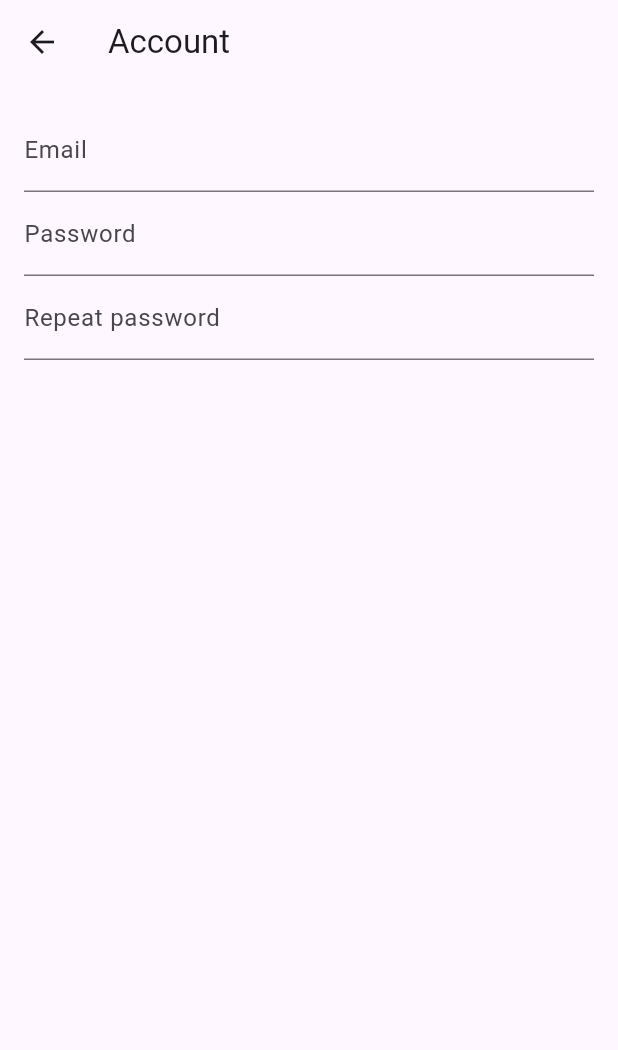
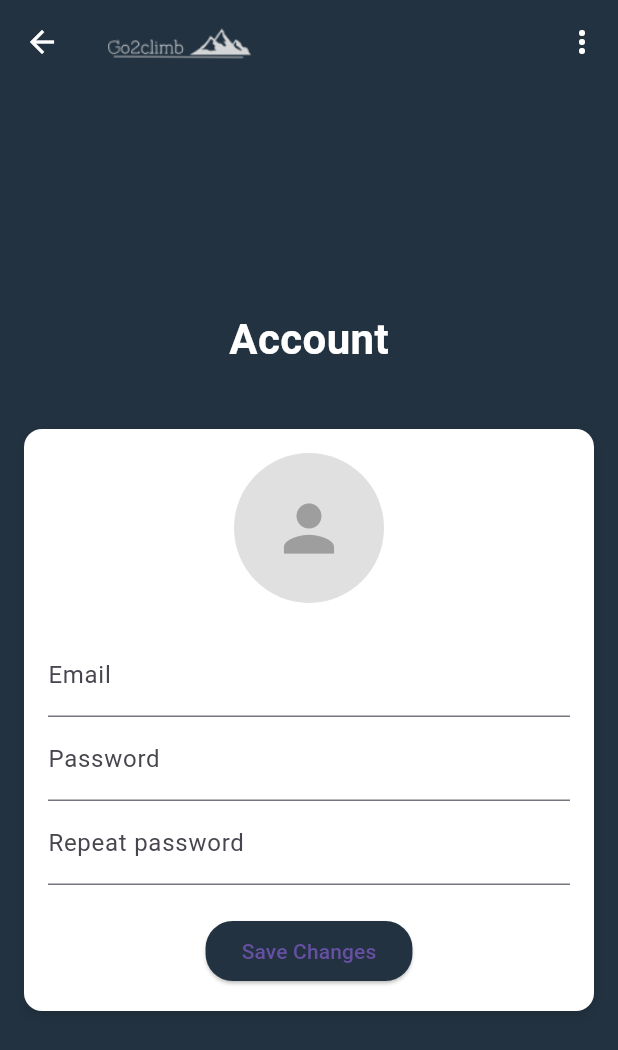
Before and after one commit to Xtreme-Arqui/mobile, a Flutter app: the AccountScreen screen opened by its route, on a phone screen of 412 x 824 dp. Shown: the top 1050 px of the screen. Run offline on Flutter 3.47's test engine with Material 3 defaults, Android fonts, the phone set to English and light mode, and no system bars; our stand-ins replace image_picker, percent_indicator.

Commit message:
add: account screen

```diff
--- a/go2climb_app/lib/main.dart
+++ b/go2climb_app/lib/main.dart
@@ -3,6 +3,8 @@ import 'package:percent_indicator/percent_indicator.dart';
 import 'package:provider/provider.dart';
 import 'dart:async';
 import 'dart:math';
+import 'package:image_picker/image_picker.dart';
+import 'dart:io';
 void main() {
   runApp(Go2ClimbApp());
 }
@@ -454,9 +456,6 @@ class HeartbeatPainter extends CustomPainter {
 }
 
 
-
-
-
 class ProfileScreen extends StatefulWidget {
   @override
   _ProfileScreenState createState() => _ProfileScreenState();
@@ -579,30 +578,142 @@ class _ProfileScreenState extends State<ProfileScreen> {
   }
 }
 
-class AccountScreen extends StatelessWidget {
+class AccountScreen extends StatefulWidget {
+  @override
+  _AccountScreenState createState() => _AccountScreenState();
+}
+
+class _AccountScreenState extends State<AccountScreen> {
+  File? _image;
+  TextEditingController emailController = TextEditingController();
+  TextEditingController passwordController = TextEditingController();
+  TextEditingController repeatPasswordController = TextEditingController();
+
+  Future<void> _pickImage() async {
+    final pickedFile = await ImagePicker().pickImage(source: ImageSource.gallery);
+    if (pickedFile != null) {
+      setState(() {
+        _image = File(pickedFile.path);
+      });
+    }
+  }
+
   @override
   Widget build(BuildContext context) {
     return Scaffold(
       appBar: AppBar(
-        title: Text('Account'),
+        backgroundColor: Color(0xFF223240),
+        leading: IconButton(
+          icon: Icon(Icons.arrow_back, color: Colors.white),
+          onPressed: () {
+            Navigator.pop(context);
+          },
         ),
-      body: Padding(
-        padding: const EdgeInsets.all(16.0),
+        title: Row(
+          children: [
+            Image.asset(
+              'lib/assets/logo.png',
+              height: 30,
+            ),
+            SizedBox(width: 10),
+          ],
+        ),
+        actions: [
+          IconButton(
+            icon: Icon(Icons.more_vert, color: Colors.white),
+            onPressed: () {
+              // Aquí puedes agregar lógica para el botón de opciones
+            },
+          ),
+        ],
+      ),
+      body: Container(
+        color: Color(0xFF223240), // Fondo de color oscuro
+        padding: EdgeInsets.symmetric(horizontal: 16.0, vertical: 10.0), // Reducir padding superior
+        child: Center(
+          child: SingleChildScrollView(
             child: Column(
-          crossAxisAlignment: CrossAxisAlignment.start,
+              crossAxisAlignment: CrossAxisAlignment.center,
               children: [
+                Text(
+                  'Account',
+                  style: TextStyle(
+                    color: Colors.white,
+                    fontSize: 28.0,
+                    fontWeight: FontWeight.bold,
+                  ),
+                ),
+                SizedBox(height: 40), // Reducir el espacio entre el título y el formulario
+                Container(
+                  padding: EdgeInsets.all(16.0),
+                  decoration: BoxDecoration(
+                    color: Colors.white,
+                    borderRadius: BorderRadius.circular(12.0),
+                    boxShadow: [
+                      BoxShadow(
+                        color: Colors.black12,
+                        blurRadius: 6.0,
+                        offset: Offset(0, 3),
+                      ),
+                    ],
+                  ),
+                  child: Column(
+                    children: [
+                      GestureDetector(
+                        onTap: _pickImage,
+                        child: CircleAvatar(
+                          radius: 50,
+                          backgroundColor: Colors.grey[300],
+                          backgroundImage: _image != null ? FileImage(_image!) : null,
+                          child: _image == null
+                              ? Icon(
+                            Icons.person,
+                            size: 50,
+                            color: Colors.grey,
+                          )
+                              : null,
+                        ),
+                      ),
+                      SizedBox(height: 20),
                       TextField(
-              decoration: InputDecoration(labelText: 'Email'),
+                        controller: emailController,
+                        decoration: InputDecoration(
+                          labelText: 'Email',
+                        ),
                       ),
                       TextField(
-              decoration: InputDecoration(labelText: 'Password'),
+                        controller: passwordController,
+                        decoration: InputDecoration(
+                          labelText: 'Password',
+                        ),
                         obscureText: true,
                       ),
                       TextField(
-              decoration: InputDecoration(labelText: 'Repeat password'),
+                        controller: repeatPasswordController,
+                        decoration: InputDecoration(
+                          labelText: 'Repeat password',
+                        ),
                         obscureText: true,
                       ),
+                      SizedBox(height: 20),
+                      ElevatedButton(
+                        style: ElevatedButton.styleFrom(
+                          backgroundColor: Color(0xFF223240), // Cambiar color del botón
+                          shape: RoundedRectangleBorder(
+                            borderRadius: BorderRadius.circular(18.0),
+                          ),
+                        ),
+                        onPressed: () {
+                          // Aquí puedes agregar la lógica para guardar los cambios
+                        },
+                        child: Text('Save Changes'),
+                      ),
                     ],
+                  ),
+                ),
+              ],
+            ),
+          ),
         ),
       ),
     );
--- a/go2climb_app/pubspec.yaml
+++ b/go2climb_app/pubspec.yaml
@@ -37,6 +37,7 @@ dependencies:
   # Use with the CupertinoIcons class for iOS style icons.
   cupertino_icons: ^1.0.6
   percent_indicator: ^4.0.0
+  image_picker: ^0.8.4+3
 
 dev_dependencies:
   flutter_test:
```
Also changed, not shown: go2climb_app/pubspec.lock, 5 other files. Lines whose indentation alone changed are shown as unchanged.
